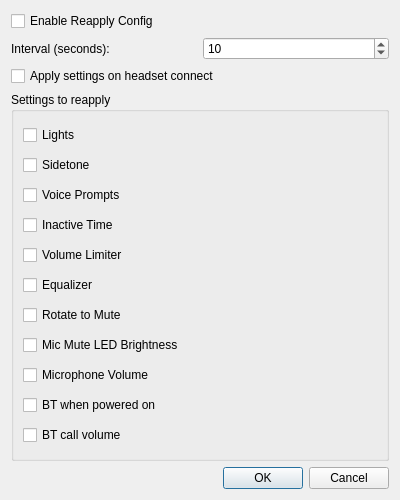
The window that src/UI/reapplyconfigwindow.ui (HeadsetControl-GUI/HeadsetControl-GUI) describes before a commit, drawn with Qt 5.
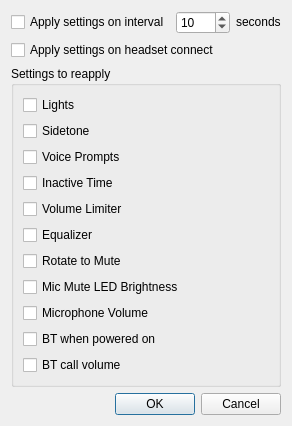
The same window after the commit.

Commit message: Refactor reapply configuration settings to use reapplyAtInterval instead of reapplyConfigEnabled

What changed in the file:
```diff
--- a/src/UI/reapplyconfigwindow.ui
+++ b/src/UI/reapplyconfigwindow.ui
@@ -6,8 +6,8 @@
    <rect>
     <x>0</x>
     <y>0</y>
-    <width>400</width>
-    <height>500</height>
+    <width>284</width>
+    <height>377</height>
    </rect>
   </property>
   <property name="windowTitle">
@@ -15,18 +15,14 @@
   </property>
   <layout class="QVBoxLayout" name="verticalLayout">
    <item>
-    <widget class="QCheckBox" name="reapplyEnableCheckBox">
-     <property name="text">
-      <string>Enable Reapply Config</string>
+    <layout class="QHBoxLayout" name="reapplyAtIntervalLayout">
+     <property name="sizeConstraint">
+      <enum>QLayout::SizeConstraint::SetDefaultConstraint</enum>
      </property>
-    </widget>
-   </item>
-   <item>
-    <layout class="QHBoxLayout" name="horizontalLayout">
      <item>
-      <widget class="QLabel" name="label">
+      <widget class="QCheckBox" name="reapplyEnableCheckBox">
        <property name="text">
-        <string>Interval (seconds):</string>
+        <string>Apply settings on interval</string>
        </property>
       </widget>
      </item>
@@ -43,6 +39,32 @@
        </property>
       </widget>
      </item>
+     <item>
+      <widget class="QLabel" name="secondsLabel">
+       <property name="sizePolicy">
+        <sizepolicy hsizetype="Minimum" vsizetype="Fixed">
+         <horstretch>0</horstretch>
+         <verstretch>0</verstretch>
+        </sizepolicy>
+       </property>
+       <property name="text">
+        <string>seconds</string>
+       </property>
+      </widget>
+     </item>
+     <item>
+      <spacer name="horizontalSpacer">
+       <property name="orientation">
+        <enum>Qt::Orientation::Horizontal</enum>
+       </property>
+       <property name="sizeHint" stdset="0">
+        <size>
+         <width>40</width>
+         <height>20</height>
+        </size>
+       </property>
+      </spacer>
+     </item>
     </layout>
    </item>
    <item>
```
The commit also changes 5 other files.
